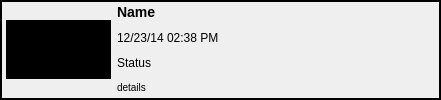
First picture: the form in resources/cut_card.ui, repository shotgunsoftware/tk-multi-importcut, before the edit.
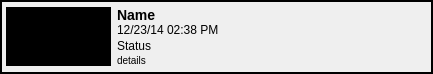
Second picture: the form after the edit. Icons and pictures are not drawn.

The edit to the form file:
```diff
--- a/resources/cut_card.ui
+++ b/resources/cut_card.ui
@@ -6,8 +6,8 @@
    <rect>
     <x>0</x>
     <y>0</y>
-    <width>441</width>
-    <height>100</height>
+    <width>433</width>
+    <height>74</height>
    </rect>
   </property>
   <property name="sizePolicy">
@@ -98,6 +98,15 @@
    </item>
    <item>
     <layout class="QVBoxLayout" name="verticalLayout_2">
+     <property name="spacing">
+      <number>2</number>
+     </property>
+     <property name="topMargin">
+      <number>4</number>
+     </property>
+     <property name="bottomMargin">
+      <number>4</number>
+     </property>
      <item>
       <widget class="QLabel" name="title_label">
        <property name="text">
```
